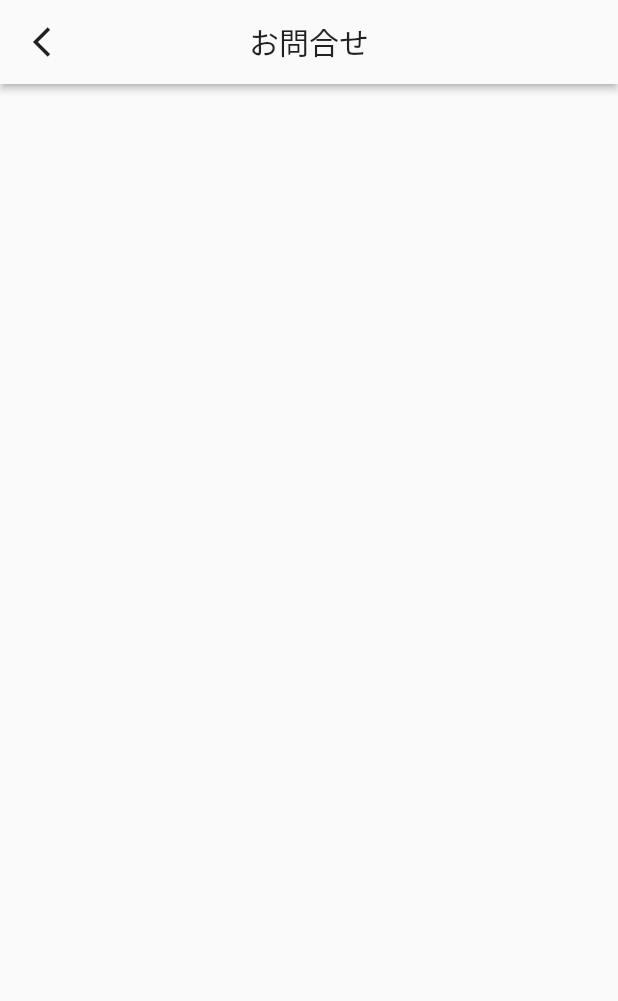
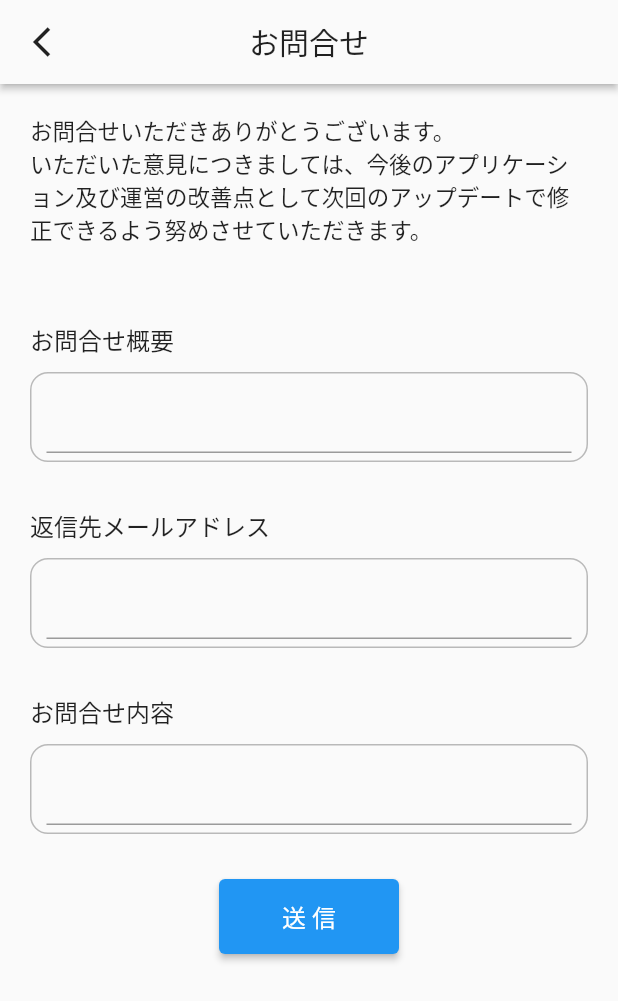
Before and after one commit to kurogoma-flutter/firebase_chat_basic, a Flutter app: the InquiryPage screen opened by its route, on a phone screen of 412 x 824 dp. Shown: the top 1001 px of the screen. Run offline on Flutter 3.47's test engine with Material 2 defaults, Android fonts, the light colour scheme and no system bars; our stand-ins replace cloud_firestore, firebase_auth, firebase_core, go_router, google_sign_in, logger; missing offline and left inert: flutter_line_sdk; accounts and stored records are empty; network calls fail.

Commit message:
♻️ Provider導入に伴いフォルダ名称変更：services => providers

```diff
--- a/lib/main.dart
+++ b/lib/main.dart
@@ -1,4 +1,4 @@
-import 'package:chat_app_basic/services/routes.dart';
+import 'package:chat_app_basic/providers/routes.dart';
 import 'package:chat_app_basic/ui/pages/auth/login_page.dart';
 import 'package:chat_app_basic/ui/pages/chat/chat_page.dart';
 import 'package:firebase_auth/firebase_auth.dart';
--- a/lib/ui/pages/auth/create_user.dart
+++ b/lib/ui/pages/auth/create_user.dart
@@ -2,8 +2,8 @@ import 'package:firebase_auth/firebase_auth.dart';
 import 'package:flutter/material.dart';
 import 'package:go_router/go_router.dart';
 
-import '../../../services/authentication.dart';
-import '../../../services/logger.dart';
+import '../../../providers/authentication.dart';
+import '../../../providers/logger.dart';
 import '../../components/dialog.dart';
 
 /// ページ仕様
--- a/lib/ui/pages/auth/login_page.dart
+++ b/lib/ui/pages/auth/login_page.dart
@@ -2,8 +2,8 @@ import 'package:firebase_auth/firebase_auth.dart';
 import 'package:flutter/material.dart';
 import 'package:go_router/go_router.dart';
 
-import '../../../services/authentication.dart';
-import '../../../services/logger.dart';
+import '../../../providers/authentication.dart';
+import '../../../providers/logger.dart';
 import '../../components/dialog.dart';
 
 /// ページ仕様
--- a/lib/ui/pages/chat/chat_friends_page.dart
+++ b/lib/ui/pages/chat/chat_friends_page.dart
@@ -3,7 +3,7 @@ import 'package:firebase_auth/firebase_auth.dart';
 import 'package:flutter/material.dart';
 import 'package:go_router/go_router.dart';
 
-import '../../../services/logger.dart';
+import '../../../providers/logger.dart';
 import 'chat_items.dart';
 
 /// TODO: ともだちとのチャットを表示（サブコレクション）
--- a/lib/ui/pages/chat/chat_solo_page.dart
+++ b/lib/ui/pages/chat/chat_solo_page.dart
@@ -2,8 +2,8 @@ import 'package:cloud_firestore/cloud_firestore.dart';
 import 'package:flutter/material.dart';
 import 'package:intl/intl.dart';
 
-import '../../../services/firestore.dart';
-import '../../../services/logger.dart';
+import '../../../providers/firestore.dart';
+import '../../../providers/logger.dart';
 import 'chat_items.dart';
 
 /// TODO: 登録処理・ImagePicker追加（カメラは最後）
--- a/lib/ui/pages/terms/inquiry_page.dart
+++ b/lib/ui/pages/terms/inquiry_page.dart
@@ -11,6 +11,7 @@ class InquiryPage extends StatefulWidget {
 class _InquiryPageState extends State<InquiryPage> {
   @override
   Widget build(BuildContext context) {
+    Size size = MediaQuery.of(context).size;
     return SafeArea(
       child: Scaffold(
         appBar: AppBar(
@@ -31,6 +32,88 @@ class _InquiryPageState extends State<InquiryPage> {
           backgroundColor: Theme.of(context).canvasColor,
           elevation: 2,
         ),
+        body: Container(
+          width: size.width,
+          padding: const EdgeInsets.all(20),
+          child: Column(
+            mainAxisAlignment: MainAxisAlignment.start,
+            crossAxisAlignment: CrossAxisAlignment.start,
+            children: [
+              const Text(
+                'お問合せいただきありがとうございます。\nいただいた意見につきましては、今後のアプリケーション及び運営の改善点として次回のアップデートで修正できるよう努めさせていただきます。',
+                style: TextStyle(fontSize: 15),
+              ),
+              const SizedBox(height: 50),
+              Text(
+                'お問合せ概要',
+                style: TextStyle(fontSize: 16),
+              ),
+              // TODO: セレクトボックスにする
+              Padding(
+                padding: const EdgeInsets.symmetric(vertical: 10),
+                child: Container(
+                  padding: const EdgeInsets.symmetric(horizontal: 10, vertical: 5),
+                  child: TextFormField(),
+                  decoration: BoxDecoration(
+                    border: Border.all(color: Colors.black26),
+                    borderRadius: BorderRadius.circular(12),
+                  ),
+                ),
+              ),
+              const SizedBox(height: 20),
+              const Text(
+                '返信先メールアドレス',
+                style: TextStyle(fontSize: 16),
+              ),
+              Padding(
+                padding: const EdgeInsets.symmetric(vertical: 10),
+                child: Container(
+                  padding: const EdgeInsets.symmetric(horizontal: 10, vertical: 5),
+                  child: TextFormField(),
+                  decoration: BoxDecoration(
+                    border: Border.all(color: Colors.black26),
+                    borderRadius: BorderRadius.circular(12),
+                  ),
+                ),
+              ),
+              const SizedBox(height: 20),
+              const Text(
+                'お問合せ内容',
+                style: TextStyle(fontSize: 16),
+              ),
+              Padding(
+                padding: const EdgeInsets.symmetric(vertical: 10),
+                child: Container(
+                  padding: const EdgeInsets.symmetric(horizontal: 10, vertical: 5),
+                  child: TextFormField(),
+                  decoration: BoxDecoration(
+                    border: Border.all(color: Colors.black26),
+                    borderRadius: BorderRadius.circular(12),
+                  ),
+                ),
+              ),
+              const SizedBox(height: 20),
+              SizedBox(
+                width: size.width,
+                child: Center(
+                  child: SizedBox(
+                    width: 120,
+                    height: 50,
+                    child: ElevatedButton(
+                      child: const Text(
+                        '送 信',
+                        style: TextStyle(fontSize: 16),
+                      ),
+                      onPressed: () {
+                        // TODO: 送信処理 + 完了ダイアログ
+                      },
+                    ),
+                  ),
+                ),
+              )
+            ],
+          ),
+        ),
       ),
     );
   }
--- a/pubspec.yaml
+++ b/pubspec.yaml
@@ -19,14 +19,12 @@ dependencies:
   firebase_core: ^1.13.1
   cloud_firestore: ^3.1.10
   firebase_auth: ^3.3.11
-  riverpod: ^1.0.3
-  hooks_riverpod: ^1.0.3
   go_router: ^3.0.6
   intl: ^0.17.0
   logger: ^1.1.0
   google_sign_in: ^5.3.0
   flutter_line_sdk: ^2.1.0
-  flutter_riverpod: ^1.0.3
+  provider: ^6.0.2
 
 dev_dependencies:
   flutter_test:
```
Also changed, not shown: lib/ui/pages/settings/settings_page.dart (+1 -12 lines), lib/providers/authentication.dart (renamed from lib/services/authentication.dart), lib/providers/firestore.dart (renamed from lib/services/firestore.dart), lib/providers/logger.dart (renamed from lib/services/logger.dart), lib/providers/routes.dart (renamed from lib/services/routes.dart), lib/providers/shared_preference.dart (added), pubspec.lock.
